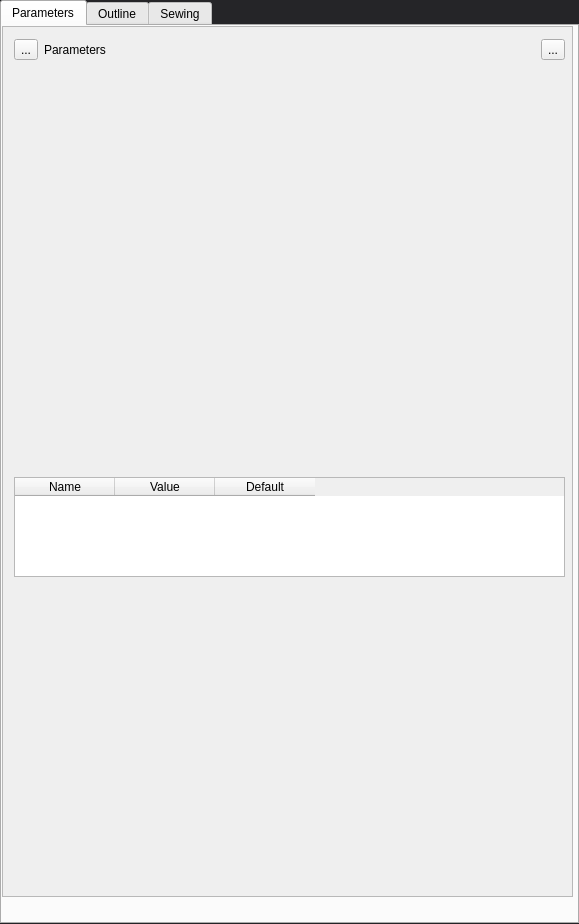
e-e-m-i-l-e-e/Chrysalis, file pattern-builder/ui/PatternBuilderDockWidget.ui: the form before one commit.
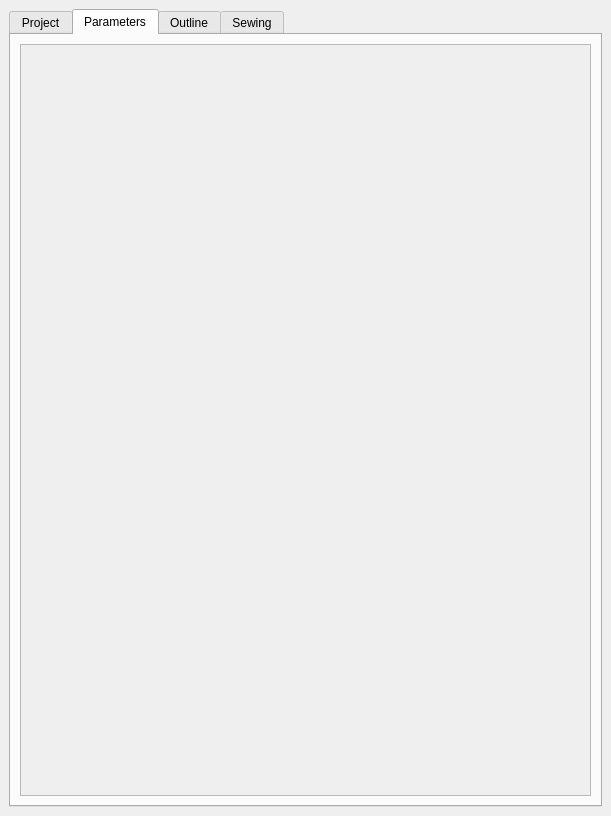
The form after the commit. The open tabs and pages were chosen to show the change. Custom widgets are drawn as their Qt base class.

The edit to the form file:
```diff
--- a/pattern-builder/ui/PatternBuilderDockWidget.ui
+++ b/pattern-builder/ui/PatternBuilderDockWidget.ui
@@ -1,781 +1,98 @@
 <?xml version="1.0" encoding="UTF-8"?>
 <ui version="4.0">
  <class>PatternBuilderDockWidget</class>
- <widget class="MVDockWidget" name="PatternBuilderDockWidget">
-  <property name="windowModality">
-   <enum>Qt::NonModal</enum>
-  </property>
-  <property name="enabled">
-   <bool>true</bool>
-  </property>
+ <widget class="QDockWidget" name="PatternBuilderDockWidget">
   <property name="geometry">
    <rect>
     <x>0</x>
     <y>0</y>
-    <width>579</width>
-    <height>924</height>
+    <width>611</width>
+    <height>816</height>
    </rect>
   </property>
-  <property name="sizePolicy">
-   <sizepolicy hsizetype="Expanding" vsizetype="Preferred">
-    <horstretch>0</horstretch>
-    <verstretch>0</verstretch>
-   </sizepolicy>
-  </property>
-  <property name="minimumSize">
-   <size>
-    <width>95</width>
-    <height>26</height>
-   </size>
-  </property>
-  <property name="maximumSize">
-   <size>
-    <width>524287</width>
-    <height>524287</height>
-   </size>
-  </property>
-  <property name="sizeIncrement">
-   <size>
-    <width>0</width>
-    <height>0</height>
-   </size>
-  </property>
-  <property name="baseSize">
-   <size>
-    <width>0</width>
-    <height>0</height>
-   </size>
-  </property>
-  <property name="palette">
-   <palette>
-    <active>
-     <colorrole role="Button">
-      <brush brushstyle="SolidPattern">
-       <color alpha="255">
-        <red>37</red>
-        <green>37</green>
-        <blue>40</blue>
-       </color>
-      </brush>
-     </colorrole>
-     <colorrole role="Base">
-      <brush brushstyle="SolidPattern">
-       <color alpha="255">
-        <red>37</red>
-        <green>37</green>
-        <blue>40</blue>
-       </color>
-      </brush>
-     </colorrole>
-     <colorrole role="Window">
-      <brush brushstyle="SolidPattern">
-       <color alpha="255">
-        <red>37</red>
-        <green>37</green>
-        <blue>40</blue>
-       </color>
-      </brush>
-     </colorrole>
-    </active>
-    <inactive>
-     <colorrole role="Button">
-      <brush brushstyle="SolidPattern">
-       <color alpha="255">
-        <red>37</red>
-        <green>37</green>
-        <blue>40</blue>
-       </color>
-      </brush>
-     </colorrole>
-     <colorrole role="Base">
-      <brush brushstyle="SolidPattern">
-       <color alpha="255">
-        <red>37</red>
-        <green>37</green>
-        <blue>40</blue>
-       </color>
-      </brush>
-     </colorrole>
-     <colorrole role="Window">
-      <brush brushstyle="SolidPattern">
-       <color alpha="255">
-        <red>37</red>
-        <green>37</green>
-        <blue>40</blue>
-       </color>
-      </brush>
-     </colorrole>
-    </inactive>
-    <disabled>
-     <colorrole role="Button">
-      <brush brushstyle="SolidPattern">
-       <color alpha="255">
-        <red>37</red>
-        <green>37</green>
-        <blue>40</blue>
-       </color>
-      </brush>
-     </colorrole>
-     <colorrole role="Base">
-      <brush brushstyle="SolidPattern">
-       <color alpha="255">
-        <red>37</red>
-        <green>37</green>
-        <blue>40</blue>
-       </color>
-      </brush>
-     </colorrole>
-     <colorrole role="Window">
-      <brush brushstyle="SolidPattern">
-       <color alpha="255">
-        <red>37</red>
-        <green>37</green>
-        <blue>40</blue>
-       </color>
-      </brush>
-     </colorrole>
-    </disabled>
-   </palette>
-  </property>
-  <property name="cursor">
-   <cursorShape>ArrowCursor</cursorShape>
-  </property>
-  <property name="mouseTracking">
-   <bool>false</bool>
-  </property>
-  <property name="tabletTracking">
-   <bool>false</bool>
-  </property>
-  <property name="focusPolicy">
-   <enum>Qt::NoFocus</enum>
-  </property>
-  <property name="contextMenuPolicy">
-   <enum>Qt::DefaultContextMenu</enum>
-  </property>
-  <property name="updatesEnabled">
-   <bool>true</bool>
-  </property>
-  <property name="visible">
-   <bool>true</bool>
-  </property>
-  <property name="acceptDrops">
-   <bool>false</bool>
-  </property>
-  <property name="windowOpacity">
-   <double>1.000000000000000</double>
-  </property>
-  <property name="windowModified">
-   <bool>false</bool>
-  </property>
-  <property name="toolTipDuration">
-   <number>-1</number>
-  </property>
-  <property name="layoutDirection">
-   <enum>Qt::LeftToRight</enum>
-  </property>
-  <property name="autoFillBackground">
-   <bool>false</bool>
-  </property>
   <property name="styleSheet">
-   <string notr="true">	.Contents_Widget
-                {
-                background: rgba(37, 37, 40, 255);
-                border: none;
-                }
-                QScrollBar
-                {
-                background: rgba(0, 0, 0, 153);
-                border: none;
-                }
+   <string notr="true">QWidget {
+    background: transparent;
+}
 
-                QScrollBar::handle
-                {
-                background: rgba(90, 90, 92, 255);
-                border: 1px solid transparent;
-                border-radius: 3px;
-                margin: 1px;
-                }
+QScrollArea {
+    background: transparent;
+    border: none;
+}
 
-                QScrollBar::handle:vertical
-                {
-                min-height: 9px;
-                }
-
-                QScrollBar::handle:horizontal
-                {
-                min-width: 9px;
-                }
-
-                QScrollBar::handle:hover
-                {
-                background: rgba(90, 90, 92, 255);
-                border-color: rgba(225, 225, 228, 255);
-                }
-
-                QScrollBar::handle:pressed
-                {
-                background: rgba(52, 80, 130, 255);
-                border-color: rgba(110, 185, 255, 255);
-                }
-
-                QScrollBar::add-line, QScrollBar::sub-line
-                {
-                border: none;
-                background: transparent;
-                }
-
-                QScrollBar::add-page, QScrollBar::sub-page
-                {
-                background: rgba(0, 0, 0, 77);
-                }
-
-                QScrollBar:horizontal
-                {
-                height: 10px;
-                }
-
-                QScrollBar::handle:horizontal
-                {
-                height: 6px;
-                }
-
-                QScrollBar:vertical
-                {
-                width: 10px;
-                }
-
-                QScrollBar::handle:vertical
-                {
-                width: 6px;
-                }
-            </string>
+QScrollArea &gt; QWidget {
+    background: transparent;
+}</string>
   </property>
   <property name="locale">
    <locale language="English" country="UnitedKingdom"/>
   </property>
-  <property name="inputMethodHints">
-   <set>Qt::ImhNone</set>
-  </property>
-  <widget class="QFrame" name="ObjectFrame">
-   <property name="enabled">
-    <bool>true</bool>
-   </property>
-   <property name="sizePolicy">
-    <sizepolicy hsizetype="Expanding" vsizetype="Preferred">
-     <horstretch>0</horstretch>
-     <verstretch>0</verstretch>
-    </sizepolicy>
-   </property>
-   <property name="minimumSize">
-    <size>
-     <width>0</width>
-     <height>0</height>
-    </size>
-   </property>
-   <property name="maximumSize">
-    <size>
-     <width>16777215</width>
-     <height>16777215</height>
-    </size>
-   </property>
-   <property name="sizeIncrement">
-    <size>
-     <width>0</width>
-     <height>0</height>
-    </size>
-   </property>
-   <property name="baseSize">
-    <size>
-     <width>0</width>
-     <height>0</height>
-    </size>
-   </property>
-   <property name="palette">
-    <palette>
-     <active>
-      <colorrole role="Button">
-       <brush brushstyle="SolidPattern">
-        <color alpha="0">
-         <red>0</red>
-         <green>0</green>
-         <blue>0</blue>
-        </color>
-       </brush>
-      </colorrole>
-      <colorrole role="Base">
-       <brush brushstyle="SolidPattern">
-        <color alpha="0">
-         <red>0</red>
-         <green>0</green>
-         <blue>0</blue>
-        </color>
-       </brush>
-      </colorrole>
-      <colorrole role="Window">
-       <brush brushstyle="SolidPattern">
-        <color alpha="0">
-         <red>0</red>
-         <green>0</green>
-         <blue>0</blue>
-        </color>
-       </brush>
-      </colorrole>
-     </active>
-     <inactive>
-      <colorrole role="Button">
-       <brush brushstyle="SolidPattern">
-        <color alpha="0">
-         <red>0</red>
-         <green>0</green>
-         <blue>0</blue>
-        </color>
-       </brush>
-      </colorrole>
-      <colorrole role="Base">
-       <brush brushstyle="SolidPattern">
-        <color alpha="0">
-         <red>0</red>
-         <green>0</green>
-         <blue>0</blue>
-        </color>
-       </brush>
-      </colorrole>
-      <colorrole role="Window">
-       <brush brushstyle="SolidPattern">
-        <color alpha="0">
-         <red>0</red>
-         <green>0</green>
-         <blue>0</blue>
-        </color>
-       </brush>
-      </colorrole>
-     </inactive>
-     <disabled>
-      <colorrole role="Button">
-       <brush brushstyle="SolidPattern">
-        <color alpha="0">
-         <red>0</red>
-         <green>0</green>
-         <blue>0</blue>
-        </color>
-       </brush>
-      </colorrole>
-      <colorrole role="Base">
-       <brush brushstyle="SolidPattern">
-        <color alpha="0">
-         <red>0</red>
-         <green>0</green>
-         <blue>0</blue>
-        </color>
-       </brush>
-      </colorrole>
-      <colorrole role="Window">
-       <brush brushstyle="SolidPattern">
-        <color alpha="0">
-         <red>0</red>
-         <green>0</green>
-         <blue>0</blue>
-        </color>
-       </brush>
-      </colorrole>
-     </disabled>
-    </palette>
-   </property>
-   <property name="cursor">
-    <cursorShape>ArrowCursor</cursorShape>
-   </property>
-   <property name="mouseTracking">
-    <bool>false</bool>
-   </property>
-   <property name="tabletTracking">
-    <bool>false</bool>
-   </property>
-   <property name="focusPolicy">
-    <enum>Qt::NoFocus</enum>
-   </property>
-   <property name="contextMenuPolicy">
-    <enum>Qt::DefaultContextMenu</enum>
-   </property>
-   <property name="updatesEnabled">
-    <bool>true</bool>
-   </property>
-   <property name="visible">
-    <bool>true</bool>
-   </property>
-   <property name="acceptDrops">
-    <bool>false</bool>
-   </property>
-   <property name="windowOpacity">
-    <double>1.000000000000000</double>
-   </property>
-   <property name="windowModified">
-    <bool>false</bool>
-   </property>
-   <property name="toolTipDuration">
-    <number>-1</number>
-   </property>
-   <property name="layoutDirection">
-    <enum>Qt::LeftToRight</enum>
-   </property>
-   <property name="autoFillBackground">
-    <bool>false</bool>
-   </property>
-   <property name="styleSheet">
-    <string notr="true">	.Transparent_Widget
-     {
-     background: transparent;
-     border: none;
-     }
-    </string>
-   </property>
-   <property name="locale">
-    <locale language="English" country="UnitedKingdom"/>
-   </property>
-   <property name="inputMethodHints">
-    <set>Qt::ImhNone</set>
-   </property>
-   <property name="frameShape">
-    <enum>QFrame::NoFrame</enum>
-   </property>
-   <property name="frameShadow">
-    <enum>QFrame::Plain</enum>
-   </property>
-   <property name="lineWidth">
-    <number>1</number>
-   </property>
-   <property name="midLineWidth">
-    <number>0</number>
-   </property>
-   <property name="frameRect">
-    <rect>
-     <x>0</x>
-     <y>0</y>
-     <width>579</width>
-     <height>898</height>
-    </rect>
-   </property>
-   <layout class="QGridLayout" name="m_FrmaeLayout">
-    <property name="sizeConstraint">
-     <enum>QLayout::SetDefaultConstraint</enum>
-    </property>
-    <property name="leftMargin">
-     <number>0</number>
-    </property>
-    <property name="topMargin">
-     <number>0</number>
-    </property>
-    <property name="rightMargin">
-     <number>0</number>
-    </property>
-    <property name="bottomMargin">
-     <number>0</number>
-    </property>
-    <property name="spacing">
-     <number>0</number>
-    </property>
+  <widget class="QWidget" name="dockWidgetContents">
+   <layout class="QGridLayout" name="gridLayout">
     <item row="0" column="0">
-     <widget class="CloUICommon::Tab" name="patternBuilderTab">
-      <property name="enabled">
-       <bool>true</bool>
-      </property>
-      <property name="sizePolicy">
-       <sizepolicy hsizetype="Expanding" vsizetype="Expanding">
-        <horstretch>0</horstretch>
-        <verstretch>0</verstretch>
-       </sizepolicy>
-      </property>
-      <property name="minimumSize">
-       <size>
-        <width>0</width>
-        <height>0</height>
-       </size>
-      </property>
-      <property name="maximumSize">
-       <size>
-        <width>16777215</width>
-        <height>16777215</height>
-       </size>
-      </property>
-      <property name="sizeIncrement">
-       <size>
-        <width>0</width>
-        <height>0</height>
-       </size>
-      </property>
-      <property name="baseSize">
-       <size>
-        <width>0</width>
-        <height>0</height>
-       </size>
-      </property>
-      <property name="palette">
-       <palette>
-        <active/>
-        <inactive/>
-        <disabled/>
-       </palette>
-      </property>
-      <property name="cursor">
-       <cursorShape>ArrowCursor</cursorShape>
-      </property>
-      <property name="mouseTracking">
-       <bool>false</bool>
-      </property>
-      <property name="tabletTracking">
-       <bool>false</bool>
-      </property>
-      <property name="focusPolicy">
-       <enum>Qt::TabFocus</enum>
-      </property>
-      <property name="contextMenuPolicy">
-       <enum>Qt::DefaultContextMenu</enum>
-      </property>
-      <property name="updatesEnabled">
-       <bool>true</bool>
-      </property>
-      <property name="visible">
-       <bool>true</bool>
-      </property>
-      <property name="acceptDrops">
-       <bool>false</bool>
-      </property>
-      <property name="windowOpacity">
-       <double>1.000000000000000</double>
-      </property>
-      <property name="windowModified">
-       <bool>false</bool>
-      </property>
-      <property name="toolTipDuration">
-       <number>-1</number>
-      </property>
-      <property name="layoutDirection">
-       <enum>Qt::LeftToRight</enum>
-      </property>
-      <property name="autoFillBackground">
-       <bool>false</bool>
-      </property>
-      <property name="locale">
-       <locale language="English" country="UnitedKingdom"/>
-      </property>
-      <property name="inputMethodHints">
-       <set>Qt::ImhNone</set>
-      </property>
-      <property name="tabPosition">
-       <enum>QTabWidget::North</enum>
-      </property>
-      <property name="tabShape">
-       <enum>QTabWidget::Rounded</enum>
-      </property>
+     <widget class="QTabWidget" name="tabWidget">
       <property name="currentIndex">
        <number>0</number>
       </property>
-      <property name="iconSize">
-       <size>
-        <width>24</width>
-        <height>16</height>
-       </size>
-      </property>
-      <property name="elideMode">
-       <enum>Qt::ElideNone</enum>
-      </property>
-      <property name="usesScrollButtons">
-       <bool>false</bool>
-      </property>
-      <property name="documentMode">
-       <bool>false</bool>
-      </property>
-      <property name="tabsClosable">
-       <bool>false</bool>
-      </property>
-      <property name="movable">
-       <bool>true</bool>
-      </property>
-      <property name="tabBarAutoHide">
-       <bool>false</bool>
-      </property>
+      <widget class="QWidget" name="projectTab">
+       <attribute name="title">
+        <string>Project</string>
+       </attribute>
+      </widget>
       <widget class="QWidget" name="parametersTab">
-       <property name="sizePolicy">
-        <sizepolicy hsizetype="Expanding" vsizetype="Preferred">
-         <horstretch>0</horstretch>
-         <verstretch>0</verstretch>
-        </sizepolicy>
-       </property>
        <attribute name="title">
         <string>Parameters</string>
        </attribute>
-       <widget class="QScrollArea" name="scrollArea">
-        <property name="geometry">
-         <rect>
-          <x>0</x>
-          <y>0</y>
-          <width>571</width>
-          <height>871</height>
-         </rect>
-        </property>
-        <property name="widgetResizable">
-         <bool>true</bool>
-        </property>
-        <widget class="QWidget" name="scrollAreaWidgetContents">
-         <property name="geometry">
-          <rect>
-           <x>0</x>
-           <y>0</y>
-           <width>569</width>
-           <height>869</height>
-          </rect>
-         </property>
-         <property name="sizePolicy">
-          <sizepolicy hsizetype="Expanding" vsizetype="Preferred">
-           <horstretch>0</horstretch>
-           <verstretch>0</verstretch>
-          </sizepolicy>
-         </property>
-         <widget class="QWidget" name="">
-          <property name="geometry">
-           <rect>
-            <x>11</x>
-            <y>11</y>
-            <width>551</width>
-            <height>851</height>
-           </rect>
+       <layout class="QGridLayout" name="gridLayout_2">
+        <item row="0" column="0">
+         <widget class="QScrollArea" name="scrollArea">
+          <property name="widgetResizable">
+           <bool>true</bool>
           </property>
-          <layout class="QVBoxLayout" name="verticalLayout">
-           <item>
-            <widget class="QWidget" name="parametersTitle" native="true">
-             <property name="sizePolicy">
-              <sizepolicy hsizetype="Expanding" vsizetype="Minimum">
-               <horstretch>0</horstretch>
-               <verstretch>0</verstretch>
-              </sizepolicy>
-             </property>
-             <property name="minimumSize">
-              <size>
-               <width>0</width>
-               <height>25</height>
-              </size>
-             </property>
-             <widget class="QWidget" name="layoutWidget_2">
-              <property name="geometry">
-               <rect>
-                <x>0</x>
-                <y>0</y>
-                <width>551</width>
-                <height>24</height>
-               </rect>
+          <widget class="QWidget" name="scrollAreaWidgetContents">
+           <property name="geometry">
+            <rect>
+             <x>0</x>
+             <y>0</y>
+             <width>561</width>
+             <height>717</height>
+            </rect>
+           </property>
+           <layout class="QVBoxLayout" name="verticalLayout">
+            <item>
+             <widget class="QWidget" name="manualParametersWidget" native="true"/>
+            </item>
+            <item>
+             <widget class="QWidget" name="avatarMeasuresWidget" native="true"/>
+            </item>
+            <item>
+             <widget class="QWidget" name="expressions" native="true"/>
+            </item>
+            <item>
+             <spacer name="verticalSpacer">
+              <property name="orientation">
+               <enum>Qt::Vertical</enum>
               </property>
-              <layout class="QHBoxLayout" name="horizontalLayout">
-               <item>
-                <widget class="QToolButton" name="toolButton">
-                 <property name="text">
-                  <string>...</string>
-                 </property>
-                </widget>
-               </item>
-               <item>
-                <widget class="QLabel" name="label">
-                 <property name="text">
-                  <string>Parameters</string>
-                 </property>
-                </widget>
-               </item>
-               <item>
-                <spacer name="horizontalSpacer">
-                 <property name="orientation">
-                  <enum>Qt::Horizontal</enum>
-                 </property>
-                 <property name="sizeHint" stdset="0">
-                  <size>
-                   <width>40</width>
-                   <height>20</height>
-                  </size>
-                 </property>
-                </spacer>
-               </item>
-               <item>
-                <widget class="QToolButton" name="toolButton_2">
-                 <property name="text">
-                  <string>...</string>
-                 </property>
-                </widget>
-               </item>
-              </layout>
-             </widget>
-            </widget>
-           </item>
-           <item>
-            <widget class="QWidget" name="parametersContent" native="true">
-             <property name="sizePolicy">
-              <sizepolicy hsizetype="Expanding" vsizetype="Preferred">
-               <horstretch>0</horstretch>
-               <verstretch>0</verstretch>
-              </sizepolicy>
-             </property>
-             <widget class="QTableWidget" name="tableWidget">
-              <property name="geometry">
-               <rect>
-                <x>0</x>
-                <y>10</y>
-                <width>551</width>
-                <height>100</height>
-               </rect>
+              <property name="sizeHint" stdset="0">
+               <size>
+                <width>20</width>
+                <height>40</height>
+               </size>
               </property>
-              <property name="sizePolicy">
-               <sizepolicy hsizetype="Expanding" vsizetype="Preferred">
-                <horstretch>0</horstretch>
-                <verstretch>0</verstretch>
-               </sizepolicy>
-              </property>
-              <attribute name="horizontalHeaderStretchLastSection">
-               <bool>false</bool>
-              </attribute>
-              <attribute name="verticalHeaderStretchLastSection">
-               <bool>false</bool>
-              </attribute>
-              <column>
-               <property name="text">
-                <string>Name</string>
-               </property>
-              </column>
-              <column>
-               <property name="text">
-                <string>Value</string>
-               </property>
-              </column>
-              <column>
-               <property name="text">
-                <string>Default</string>
-               </property>
-              </column>
-             </widget>
-            </widget>
-           </item>
-           <item>
-            <spacer name="verticalSpacer">
-             <property name="orientation">
-              <enum>Qt::Vertical</enum>
-             </property>
-             <property name="sizeType">
-              <enum>QSizePolicy::Minimum</enum>
-             </property>
-             <property name="sizeHint" stdset="0">
-              <size>
-               <width>20</width>
-               <height>0</height>
-              </size>
-             </property>
-            </spacer>
-           </item>
-          </layout>
+             </spacer>
+            </item>
+           </layout>
+          </widget>
          </widget>
-        </widget>
-       </widget>
+        </item>
+       </layout>
       </widget>
-      <widget class="QWidget" name="outline">
+      <widget class="QWidget" name="outlineTab">
        <attribute name="title">
         <string>Outline</string>
        </attribute>
       </widget>
-      <widget class="QWidget" name="sewing">
+      <widget class="QWidget" name="sewingTab">
        <attribute name="title">
         <string>Sewing</string>
        </attribute>
@@ -785,20 +102,6 @@
    </layout>
   </widget>
  </widget>
- <customwidgets>
-  <customwidget>
-   <class>CloUICommon::Tab</class>
-   <extends>QTabWidget</extends>
-   <header>clo-ui-common/Tab.h</header>
-   <container>1</container>
-  </customwidget>
-  <customwidget>
-   <class>MVDockWidget</class>
-   <extends>QDockWidget</extends>
-   <header>MVDockWidget.h</header>
-   <container>1</container>
-  </customwidget>
- </customwidgets>
  <resources/>
  <connections/>
 </ui>
```
Left out of the diff: 50 changed lines with no effect on the pictures.
